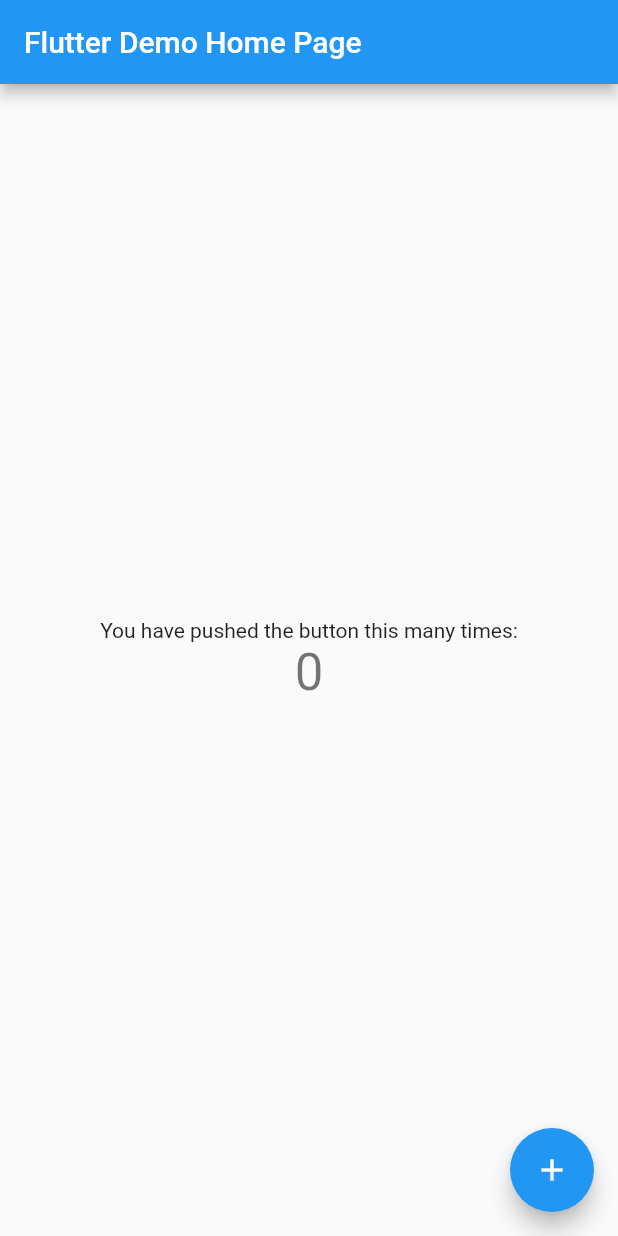
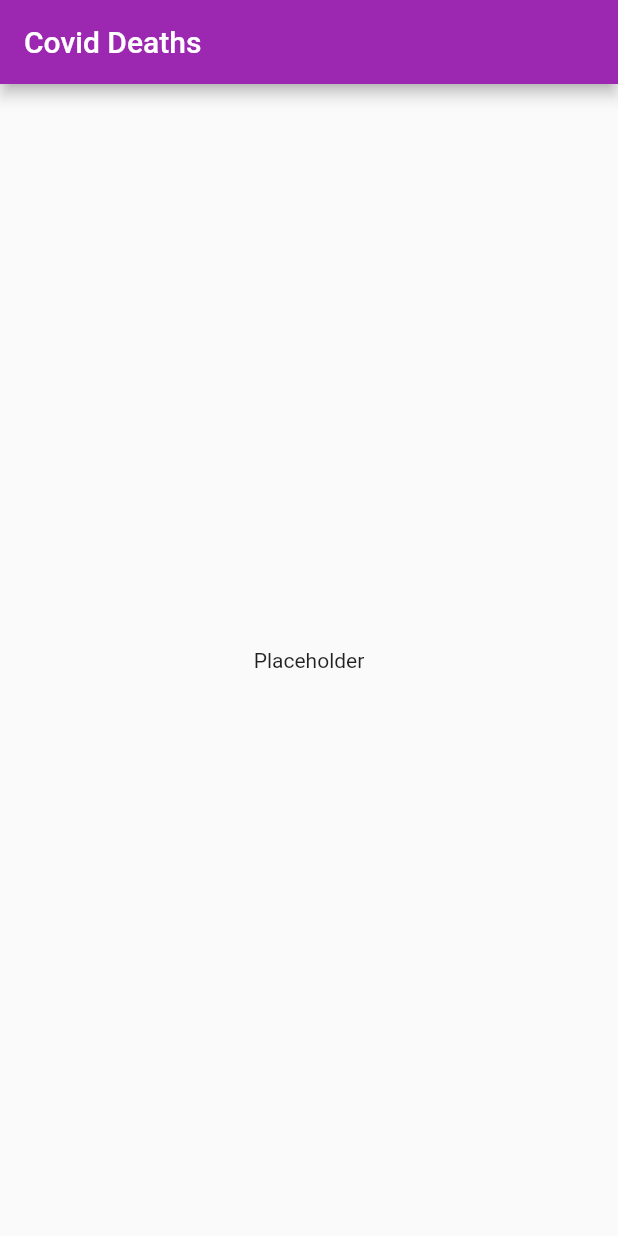
Before and after one commit to CaKellum/Covid_countapp, a Flutter app: the screen it shows after launch, on a phone screen of 412 x 824 dp. Run offline on Flutter 3.47's test engine with Material 2 defaults, Android fonts, the phone set to English and light mode, and no system bars.

Commit message:
Add ui design and layout

```diff
--- /dev/null
+++ b/lib/data_pulling.dart
@@ -0,0 +1,16 @@
+import 'package:http/http.dart';
+
+class DataPulling{
+
+  Client _client;
+
+  DataPulling(){
+    this._client = Client();
+  }
+
+  Future<Response> grabJson(){
+    String url = 'https://api.covid19api.com/total/country/united-states/status/deaths?from=2020-11-25T00:00:00Z&to=2020-11-26T00:00:00Z';
+    return _client.get(url);
+  }
+
+}
--- a/lib/main.dart
+++ b/lib/main.dart
@@ -5,109 +5,50 @@
 }
 
 class MyApp extends StatelessWidget {
-  // This widget is the root of your application.
   @override
   Widget build(BuildContext context) {
     return MaterialApp(
-      title: 'Flutter Demo',
+      title: 'Covid Counter',
       theme: ThemeData(
-        // This is the theme of your application.
-        //
-        // Try running your application with "flutter run". You'll see the
-        // application has a blue toolbar. Then, without quitting the app, try
-        // changing the primarySwatch below to Colors.green and then invoke
-        // "hot reload" (press "r" in the console where you ran "flutter run",
-        // or simply save your changes to "hot reload" in a Flutter IDE).
-        // Notice that the counter didn't reset back to zero; the application
-        // is not restarted.
-        primarySwatch: Colors.blue,
+        primarySwatch: Colors.purple,
+        backgroundColor: Colors.grey,
       ),
-      home: MyHomePage(title: 'Flutter Demo Home Page'),
+      home: LandingPage()
     );
   }
 }
 
-class MyHomePage extends StatefulWidget {
-  MyHomePage({Key key, this.title}) : super(key: key);
-
-  // This widget is the home page of your application. It is stateful, meaning
-  // that it has a State object (defined below) that contains fields that affect
-  // how it looks.
-
-  // This class is the configuration for the state. It holds the values (in this
-  // case the title) provided by the parent (in this case the App widget) and
-  // used by the build method of the State. Fields in a Widget subclass are
-  // always marked "final".
-
-  final String title;
-
+class LandingPage extends StatefulWidget{
   @override
-  _MyHomePageState createState() => _MyHomePageState();
+  _LandingPage createState() => _LandingPage();
 }
 
-class _MyHomePageState extends State<MyHomePage> {
-  int _counter = 0;
-
-  void _incrementCounter() {
-    setState(() {
-      // This call to setState tells the Flutter framework that something has
-      // changed in this State, which causes it to rerun the build method below
-      // so that the display can reflect the updated values. If we changed
-      // _counter without calling setState(), then the build method would not be
-      // called again, and so nothing would appear to happen.
-      _counter++;
-    });
+class _LandingPage extends State<LandingPage>{
+  @override
+  Widget build(BuildContext context) {
+    return Scaffold(
+      appBar: AppBar(
+        title: Text('Covid Deaths'),
+      ),
+      body: Center(
+        child: CovidCounter(),
+      ),
+    );
   }
 
+}
+
+class CovidCounter extends StatefulWidget{
+  @override
+  _CovidCounter createState() => _CovidCounter();
+}
+
+class _CovidCounter extends State<CovidCounter>{
   @override
   Widget build(BuildContext context) {
-    // This method is rerun every time setState is called, for instance as done
-    // by the _incrementCounter method above.
-    //
-    // The Flutter framework has been optimized to make rerunning build methods
-    // fast, so that you can just rebuild anything that needs updating rather
-    // than having to individually change instances of widgets.
-    return Scaffold(
-      appBar: AppBar(
-        // Here we take the value from the MyHomePage object that was created by
-        // the App.build method, and use it to set our appbar title.
-        title: Text(widget.title),
-      ),
-      body: Center(
-        // Center is a layout widget. It takes a single child and positions it
-        // in the middle of the parent.
-        child: Column(
-          // Column is also a layout widget. It takes a list of children and
-          // arranges them vertically. By default, it sizes itself to fit its
-          // children horizontally, and tries to be as tall as its parent.
-          //
-          // Invoke "debug painting" (press "p" in the console, choose the
-          // "Toggle Debug Paint" action from the Flutter Inspector in Android
-          // Studio, or the "Toggle Debug Paint" command in Visual Studio Code)
-          // to see the wireframe for each widget.
-          //
-          // Column has various properties to control how it sizes itself and
-          // how it positions its children. Here we use mainAxisAlignment to
-          // center the children vertically; the main axis here is the vertical
-          // axis because Columns are vertical (the cross axis would be
-          // horizontal).
-          mainAxisAlignment: MainAxisAlignment.center,
-          children: <Widget>[
-            Text(
-              'You have pushed the button this many times:',
-            ),
-            Text(
-              '$_counter',
-              style: Theme.of(context).textTheme.headline4,
-            ),
-          ],
-        ),
-      ),
-      floatingActionButton: FloatingActionButton(
-        onPressed: _incrementCounter,
-        tooltip: 'Increment',
-        child: Icon(Icons.add),
-      ), // This trailing comma makes auto-formatting nicer for build methods.
+    return Center(
+      child: Text("Placeholder")
     );
   }
+
 }
--- a/pubspec.yaml
+++ b/pubspec.yaml
@@ -23,6 +23,8 @@
 dependencies:
   flutter:
     sdk: flutter
+  http: ^0.12.2
+
 
 
   # The following adds the Cupertino Icons font to your application.
```
Also changed, not shown: pubspec.lock.
